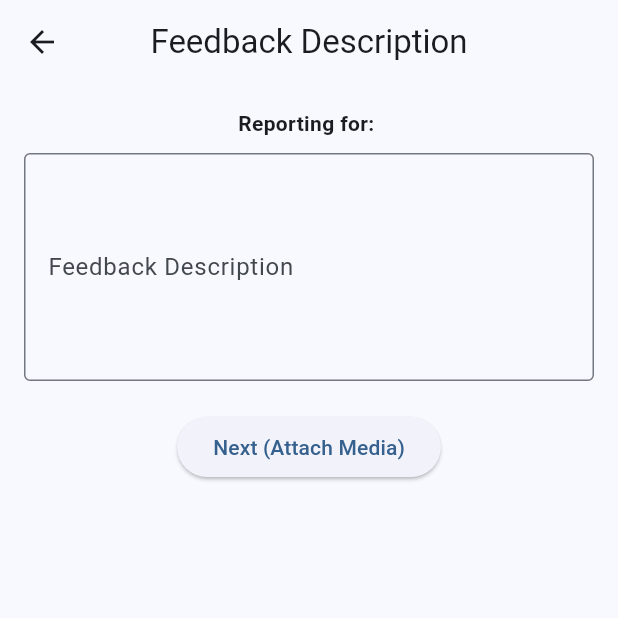
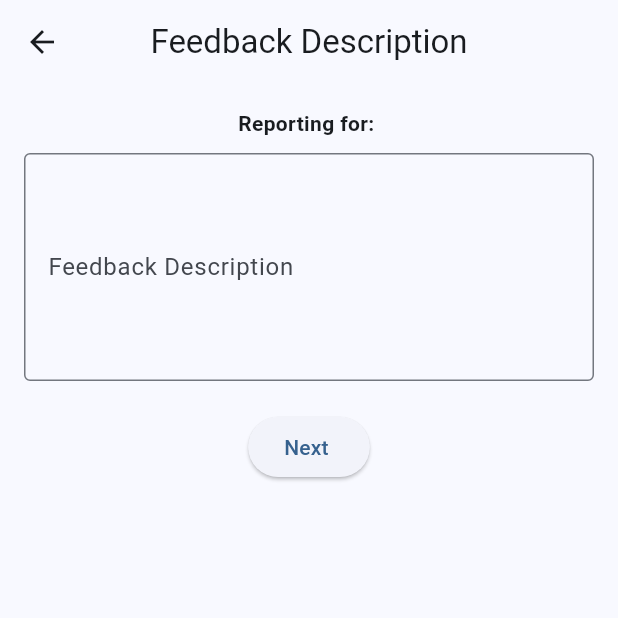
Before and after one commit to devopsvikramsingh/user-feedback-application, a Flutter app: the BugDescriptionScreen screen opened directly with empty values, on a phone screen of 412 x 824 dp, the top half of it. Run offline on Flutter 3.47's test engine with Material 3 defaults, Android fonts, the phone set to English and light mode, and no system bars; our stand-ins replace drift, firebase_auth, firebase_core, hive_flutter, image_picker; accounts and stored records are empty; generated files the repository leaves out were written again.

Commit message:
remove extra text

```diff
--- a/lib/bug_description_screen.dart
+++ b/lib/bug_description_screen.dart
@@ -69,8 +69,9 @@ class _BugDescriptionScreenState extends State<BugDescriptionScreen> {
               const SizedBox(height: 20),
               ElevatedButton(
                 onPressed: goToMediaScreen,
-                child: const Text("Next (Attach Media)"),
+                child: const Text("Next "),
               ),
+
             ],
           ),
         ),
```
